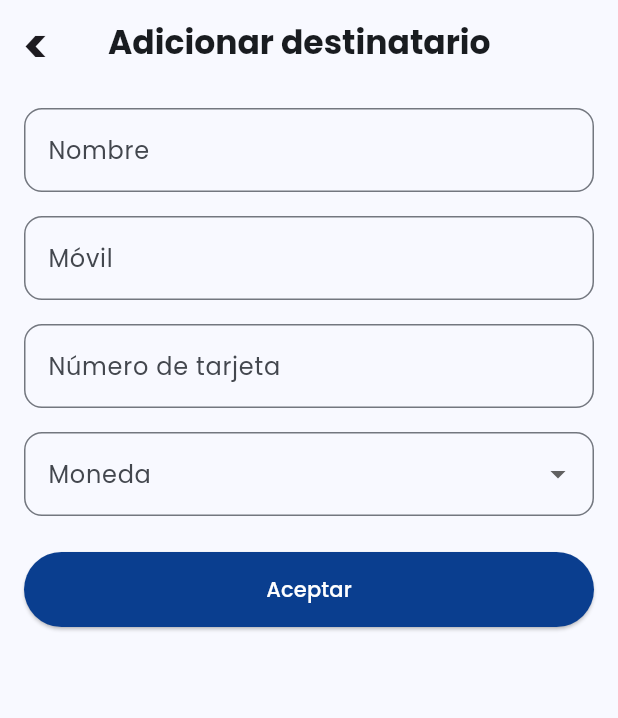
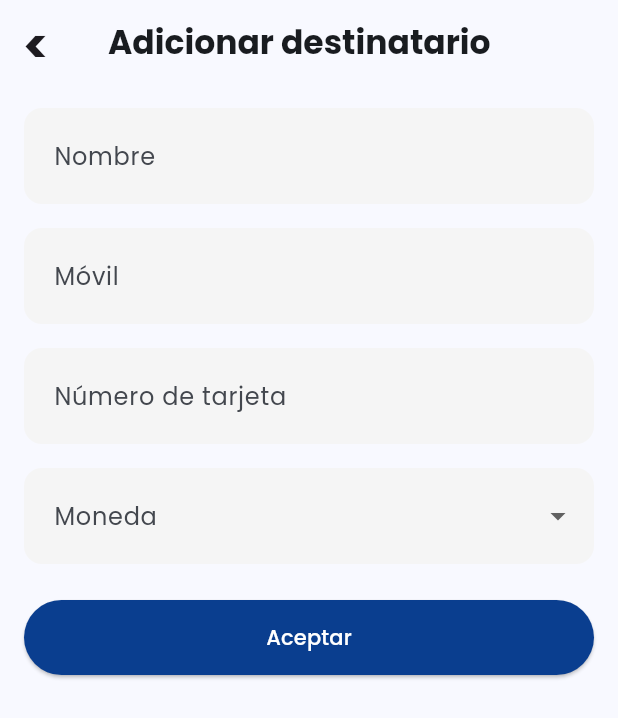
Before and after one commit to LesterCornielt/virtual_wallet, a Flutter app: the AddRecipientPage screen opened directly, on a phone screen of 412 x 824 dp. Shown: the top 718 px of the screen. Run offline on Flutter 3.47's test engine with Material 3 defaults, Android fonts, the phone set to English and light mode, and no system bars; our stand-ins replace dartz, equatable, google_fonts.

Commit message:
/fix: Color correction of fillable fields

```diff
--- a/lib/features/recipients/presentation/pages/add_recipient_page.dart
+++ b/lib/features/recipients/presentation/pages/add_recipient_page.dart
@@ -26,40 +26,67 @@ class AddRecipientPage extends StatelessWidget {
         padding: const EdgeInsets.all(16.0),
         child: Column(
           children: [
-            TextFormField(
+            ClipRRect(
+              borderRadius: BorderRadius.circular(12),
+              child: TextFormField(
                 decoration: InputDecoration(
                   labelText: 'Nombre',
-                border: OutlineInputBorder(
-                  borderRadius: BorderRadius.circular(12.0),
+                  filled: true,
+                  fillColor: Colors.grey[100],
+                  border: InputBorder.none,
+                  contentPadding: EdgeInsets.symmetric(
+                    horizontal: 16,
+                    vertical: 12,
+                  ),
                 ),
               ),
             ),
             SizedBox(height: 16.0),
-            TextFormField(
+            ClipRRect(
+              borderRadius: BorderRadius.circular(12),
+              child: TextFormField(
                 decoration: InputDecoration(
                   labelText: 'Móvil',
-                border: OutlineInputBorder(
-                  borderRadius: BorderRadius.circular(12.0),
+                  filled: true,
+                  fillColor: Colors.grey[100],
+                  border: InputBorder.none,
+                  contentPadding: EdgeInsets.symmetric(
+                    horizontal: 16,
+                    vertical: 12,
                   ),
                 ),
                 keyboardType: TextInputType.phone,
               ),
+            ),
             SizedBox(height: 16.0),
-            TextFormField(
+            ClipRRect(
+              borderRadius: BorderRadius.circular(12),
+              child: TextFormField(
                 decoration: InputDecoration(
                   labelText: 'Número de tarjeta',
-                border: OutlineInputBorder(
-                  borderRadius: BorderRadius.circular(12.0),
+                  filled: true,
+                  fillColor: Colors.grey[100],
+                  border: InputBorder.none,
+                  contentPadding: EdgeInsets.symmetric(
+                    horizontal: 16,
+                    vertical: 12,
                   ),
                 ),
                 keyboardType: TextInputType.number,
               ),
+            ),
             SizedBox(height: 16.0),
-            DropdownButtonFormField<String>(
+            ClipRRect(
+              borderRadius: BorderRadius.circular(12),
+              child: DropdownButtonFormField<String>(
                 decoration: InputDecoration(
                   labelText: 'Moneda',
-                border: OutlineInputBorder(
-                  borderRadius: BorderRadius.circular(12.0),
+                  filled: true,
+                  fillColor: Colors.grey[100],
+                  border: InputBorder.none,
+                  contentPadding: EdgeInsets.symmetric(
+                    horizontal: 16,
+                    vertical: 12,
                   ),
                 ),
                 items: const [
@@ -70,6 +97,7 @@ class AddRecipientPage extends StatelessWidget {
                 onChanged: (value) {
                   // TODO: Handle currency selection
                 },
+              ),
             ),
             SizedBox(height: 24.0),
             ElevatedButton(
```
Also changed, not shown: lib/features/recipients/presentation/pages/edit_recipient_page.dart (+40 -12 lines). Lines whose indentation alone changed are shown as unchanged.
